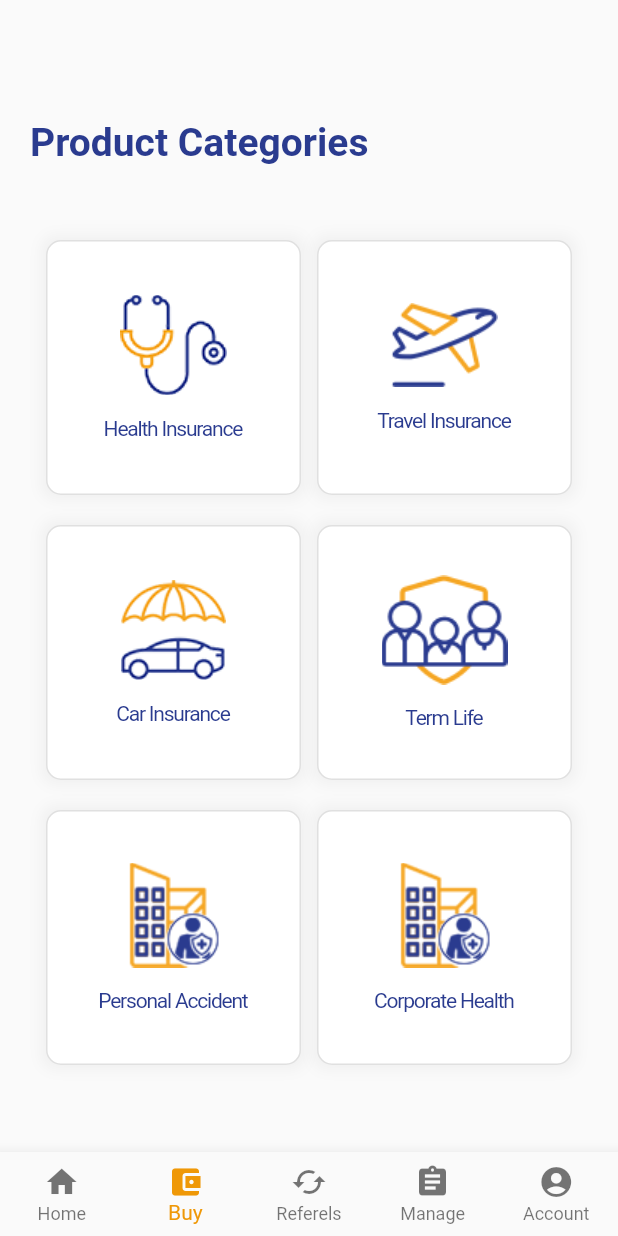
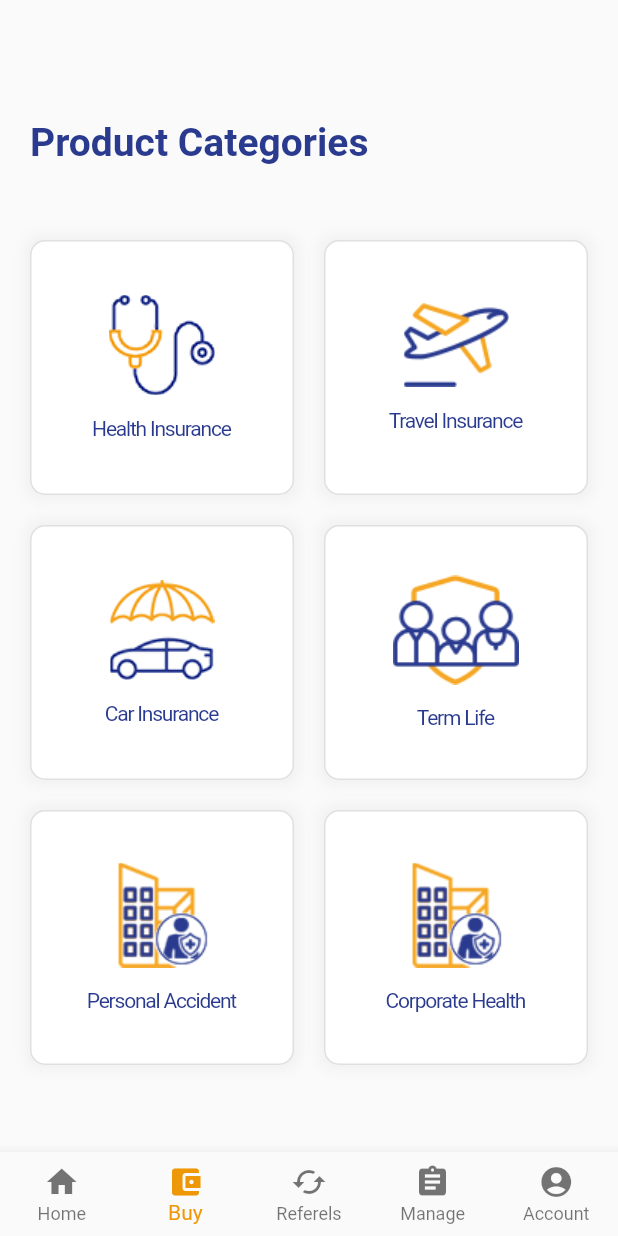
Before and after one commit to junaidcs/smartchoice-app, a Flutter app: the Home screen opened directly, item 2 of the bottom bar chosen, on a phone screen of 412 x 824 dp. Run offline on Flutter 3.47's test engine with Material 2 defaults, Android fonts, the phone set to English and light mode, and no system bars; our stand-ins replace intro_slider.

Commit message:
categories list updated

```diff
--- a/lib/screens/product/categories/categories.dart
+++ b/lib/screens/product/categories/categories.dart
@@ -2,7 +2,6 @@ import 'package:flutter/material.dart';
 import 'package:smartchoice/screens/buy/health/health.dart';
 
 class ProductCategories extends StatelessWidget {
-  // BuyCategory();
   @override
   Widget build(BuildContext context) {
     return Column(
@@ -19,13 +18,28 @@ class ProductCategories extends StatelessWidget {
             ),
           ),
         ),
+        // Container(
+        //   height: MediaQuery.of(context).size.height - 270,
+        //   child: ListView(
+        //     padding: const EdgeInsets.all(8),
+        //     children: <Widget>[
               Container(
                 margin: EdgeInsets.only(bottom: 20.0),
                 child: Row(
                   mainAxisAlignment: MainAxisAlignment.spaceEvenly,
                   children: <Widget>[
-              CategoryWidget('assets/icons/health_min.png', 'Health Insurance'),
-              CategoryWidget('assets/icons/travel_min.png', 'Travel Insurance'),
+                    Expanded(
+                      flex: 1,
+                      child: CategoryWidget(
+                          'assets/icons/health_min.png', 'Health Insurance'),
+                    ),
+                    Padding(padding: EdgeInsets.all(10)),
+                    Expanded(
+                      flex: 1,
+                      child: CategoryWidget(
+                          'assets/icons/travel_min.png', 'Travel Insurance'),
+                    ),
+                    //
                   ],
                 ),
               ),
@@ -34,8 +48,17 @@ class ProductCategories extends StatelessWidget {
                 child: Row(
                   mainAxisAlignment: MainAxisAlignment.spaceEvenly,
                   children: <Widget>[
-              CategoryWidget('assets/icons/car_min.png', 'Car Insurance'),
-              CategoryWidget('assets/icons/termlife_min.png', 'Term Life'),
+                    Expanded(
+                      flex: 1,
+                      child: CategoryWidget(
+                          'assets/icons/car_min.png', 'Car Insurance'),
+                    ),
+                    Padding(padding: EdgeInsets.all(10)),
+                    Expanded(
+                      flex: 1,
+                      child: CategoryWidget(
+                          'assets/icons/termlife_min.png', 'Term Life'),
+                    ),
                   ],
                 ),
               ),
@@ -44,13 +67,23 @@ class ProductCategories extends StatelessWidget {
                 child: Row(
                   mainAxisAlignment: MainAxisAlignment.spaceEvenly,
                   children: <Widget>[
-              CategoryWidget(
-                  'assets/icons/corporate_min.png', 'Personal Accident'),
-              CategoryWidget(
+                    Expanded(
+                      flex: 1,
+                      child: CategoryWidget('assets/icons/corporate_min.png',
+                          'Personal Accident'),
+                    ),
+                    Padding(padding: EdgeInsets.all(10)),
+                    Expanded(
+                      flex: 1,
+                      child: CategoryWidget(
                           'assets/icons/corporate_min.png', 'Corporate Health'),
+                    ),
                   ],
                 ),
               ),
+        //     ],
+        //   ),
+        // ),
       ],
     );
   }
@@ -66,7 +99,8 @@ class CategoryWidget extends StatelessWidget {
   Widget build(BuildContext context) {
     return InkWell(
       onTap: () => {
-        Navigator.push(context, MaterialPageRoute(builder: (BuildContext context) => BuyHealth()))
+        Navigator.push(context,
+            MaterialPageRoute(builder: (BuildContext context) => BuyHealth()))
       },
       // splashColor: Theme.of(context).splashColor,
       child: Container(
@@ -82,7 +116,7 @@ class CategoryWidget extends StatelessWidget {
             )
           ],
         ),
-        width: 170.0,
+        // width: 170.0,
         height: 170.0,
         child: Center(
           child: Column(
```
Lines whose indentation alone changed are shown as unchanged.
